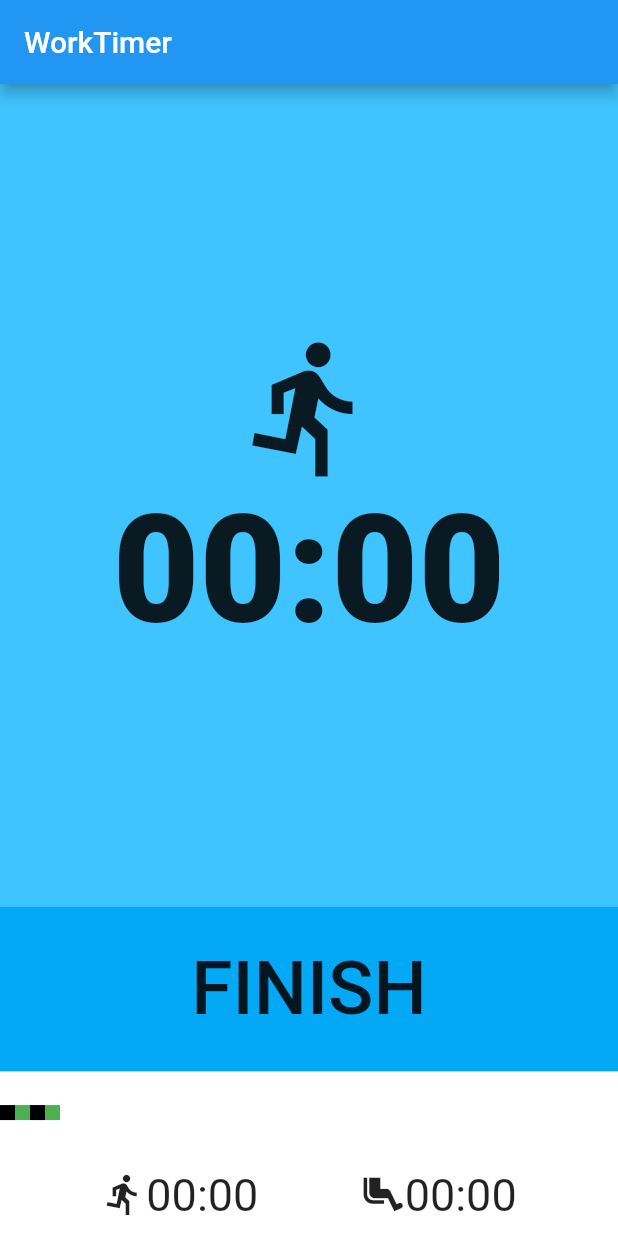
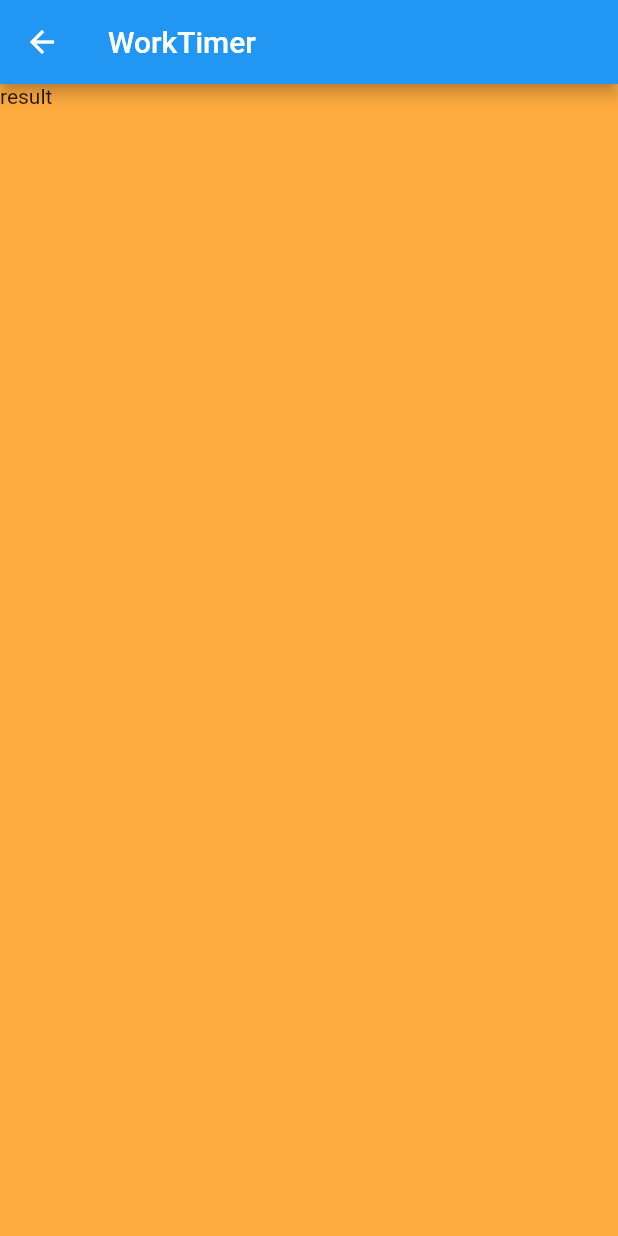
Before and after one commit to ljinse/work_timer, a Flutter app: the screen it shows after launch, after a tap on "FINISH", on a phone screen of 412 x 824 dp. Run offline on Flutter 3.47's test engine with Material 2 defaults, Android fonts, the phone set to English and light mode, and no system bars.

Commit message:
fix screen & add result_screen

```diff
--- a/lib/main.dart
+++ b/lib/main.dart
@@ -7,11 +7,7 @@ class MyApp extends StatelessWidget {
   @override
   Widget build(BuildContext context) {
     return MaterialApp(
-        home: Scaffold(
-      appBar: AppBar(
-        title: Text('WorkTimer'),
-      ),
-      body: MainScreen(),
-    ));
+        home: MainScreen(),
+    );
   }
 }
--- a/lib/screens/main_screen.dart
+++ b/lib/screens/main_screen.dart
@@ -1,10 +1,14 @@
 import 'package:flutter/material.dart';
+import 'package:work_timer/screens/result_screen.dart';
 
 class MainScreen extends StatelessWidget {
-
   @override
   Widget build(BuildContext context) {
-    return Container(
+    return Scaffold(
+      appBar: AppBar(
+        title: Text('WorkTimer'),
+      ),
+      body: Container(
         color: Colors.lightBlueAccent,
         child: Column(
           crossAxisAlignment: CrossAxisAlignment.stretch,
@@ -34,10 +38,17 @@ class MainScreen extends StatelessWidget {
               child: Container(
                 color: Colors.lightBlue,
                 child: FlatButton(
-                  child: Text('FINISH', style: TextStyle(
+                  child: Text(
+                    'FINISH',
+                    style: TextStyle(
                       fontSize: 50.0,
-                  ),),
-                  onPressed: () {print(1);}
+                    ),
+                  ),
+                  onPressed: () {
+                    print(1);
+                    Navigator.push(context, MaterialPageRoute(
+                        builder: (context) => ResultScreen()));
+                  },
                 ),
               ),
             ),
@@ -86,18 +97,28 @@ class MainScreen extends StatelessWidget {
                         children: <Widget>[
                           Row(
                             children: <Widget>[
-                            Icon(Icons.directions_run, size: 30.0,),
-                            Text('00:00', style: TextStyle(
+                              Icon(
+                                Icons.directions_run,
+                                size: 30.0,
+                              ),
+                              Text(
+                                '00:00',
+                                style: TextStyle(
                                   fontSize: 30.0,
-                            ),),
+                                ),
+                              ),
                             ],
                           ),
                           Row(
                             children: <Widget>[
-                            Icon(Icons.airline_seat_legroom_extra, size: 30.0),
-                            Text('00:00', style: TextStyle(
+                              Icon(
+                                  Icons.airline_seat_legroom_extra, size: 30.0),
+                              Text(
+                                '00:00',
+                                style: TextStyle(
                                   fontSize: 30.0,
-                            ),),
+                                ),
+                              ),
                             ],
                           )
                         ],
@@ -109,6 +130,7 @@ class MainScreen extends StatelessWidget {
             ),
           ],
         ),
+      ),
     );
   }
 }
--- /dev/null
+++ b/lib/screens/result_screen.dart
@@ -0,0 +1,22 @@
+import 'package:flutter/material.dart';
+
+class ResultScreen extends StatelessWidget {
+  @override
+  @override
+  Widget build(BuildContext context) {
+    return Scaffold(
+      appBar: AppBar(
+        title: Text('WorkTimer'),
+      ),
+      body: Container(
+        color: Colors.orangeAccent,
+        child: Column(
+          crossAxisAlignment: CrossAxisAlignment.stretch,
+          children: <Widget>[
+            Text("result"),
+          ],
+        )
+      ),
+    );
+  }
+}
```
Lines whose indentation alone changed are shown as unchanged.
